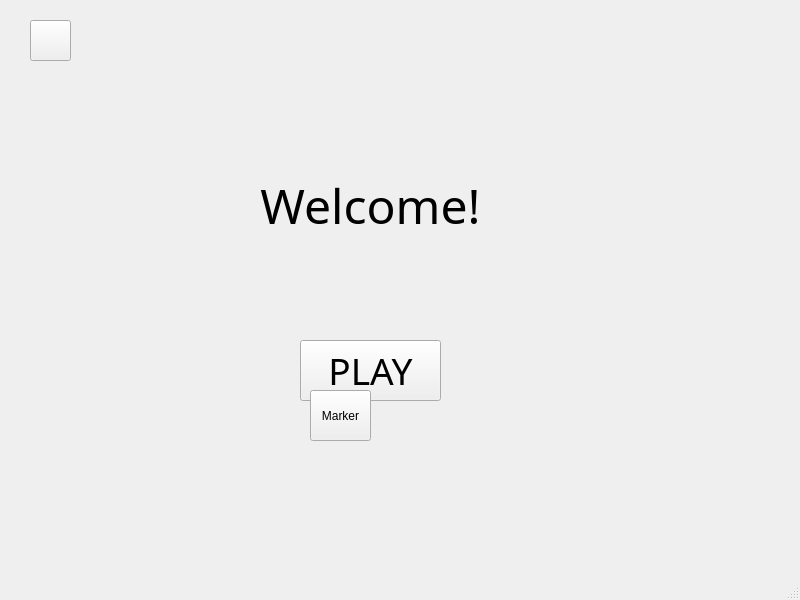
Qt form AsiaTravelGuide/view.ui (bestcreator01/asia-travel-guide) before a commit.
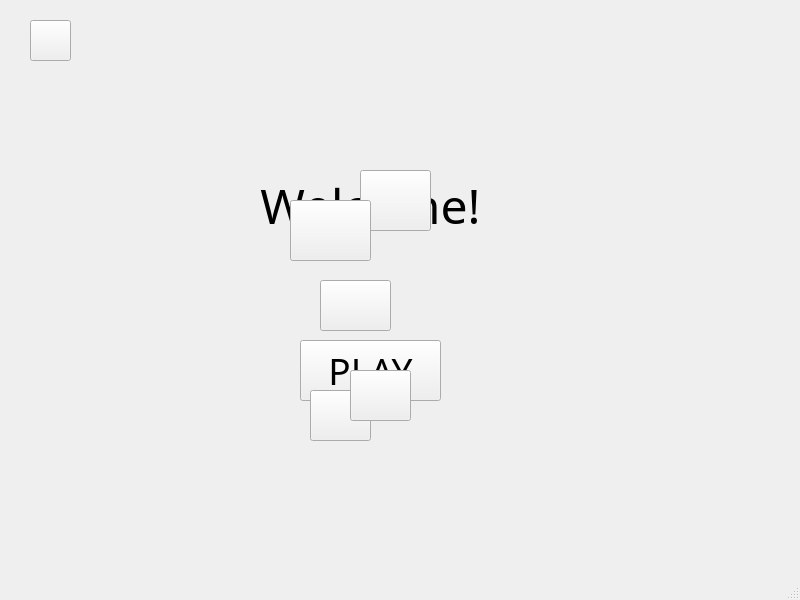
The same form after that commit.

Commit message: added new landmark buttons

What changed in the file:
```diff
--- a/AsiaTravelGuide/view.ui
+++ b/AsiaTravelGuide/view.ui
@@ -101,7 +101,59 @@
      <cursorShape>PointingHandCursor</cursorShape>
     </property>
     <property name="text">
-     <string>Marker</string>
+     <string/>
+    </property>
+   </widget>
+   <widget class="QPushButton" name="tajMahal">
+    <property name="geometry">
+     <rect>
+      <x>360</x>
+      <y>170</y>
+      <width>71</width>
+      <height>61</height>
+     </rect>
+    </property>
+    <property name="text">
+     <string/>
+    </property>
+   </widget>
+   <widget class="QPushButton" name="hawaMahal">
+    <property name="geometry">
+     <rect>
+      <x>290</x>
+      <y>200</y>
+      <width>81</width>
+      <height>61</height>
+     </rect>
+    </property>
+    <property name="text">
+     <string/>
+    </property>
+   </widget>
+   <widget class="QPushButton" name="paniPuri">
+    <property name="geometry">
+     <rect>
+      <x>350</x>
+      <y>370</y>
+      <width>61</width>
+      <height>51</height>
+     </rect>
+    </property>
+    <property name="text">
+     <string/>
+    </property>
+   </widget>
+   <widget class="QPushButton" name="biryani">
+    <property name="geometry">
+     <rect>
+      <x>320</x>
+      <y>280</y>
+      <width>71</width>
+      <height>51</height>
+     </rect>
+    </property>
+    <property name="text">
+     <string/>
     </property>
    </widget>
   </widget>
```
Left out of the diff: 2 changed lines with no effect on the pictures. The commit also changes 7 other files.
